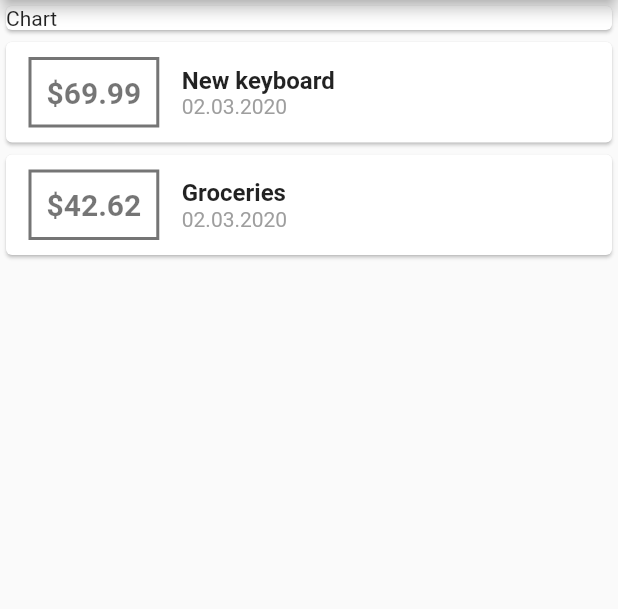
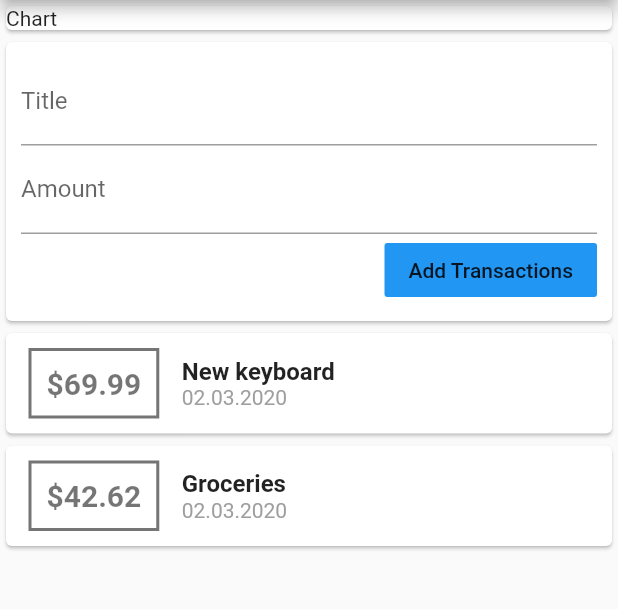
Before and after one commit to damjanh/expense-app, a Flutter app: the screen it shows after launch, on a phone screen of 412 x 824 dp, the part 84-693 px from its top. Run offline on Flutter 3.47's test engine with Material 2 defaults, Android fonts, the phone set to English and light mode, and no system bars.

Commit message:
Add user input fields for transaction input.

```diff
--- a/lib/main.dart
+++ b/lib/main.dart
@@ -39,6 +39,27 @@ class HomeWidget extends StatelessWidget {
             width: double.infinity,
             child: Card(
               child: Text('Chart'),
+            ),
+          ),
+          Card(
+            child: Container(
+              padding: EdgeInsets.all(10),
+              child: Column(
+                crossAxisAlignment: CrossAxisAlignment.end,
+                children: <Widget>[
+                  TextField(
+                    decoration: InputDecoration(labelText: 'Title'),
+                  ),
+                  TextField(
+                    decoration: InputDecoration(labelText: 'Amount'),
+                  ),
+                  FlatButton(
+                    child: Text('Add Transactions'),
+                    onPressed: () {},
+                    color: Colors.blue,
+                  )
+                ],
+              ),
             ),
           ),
           Column(
```
